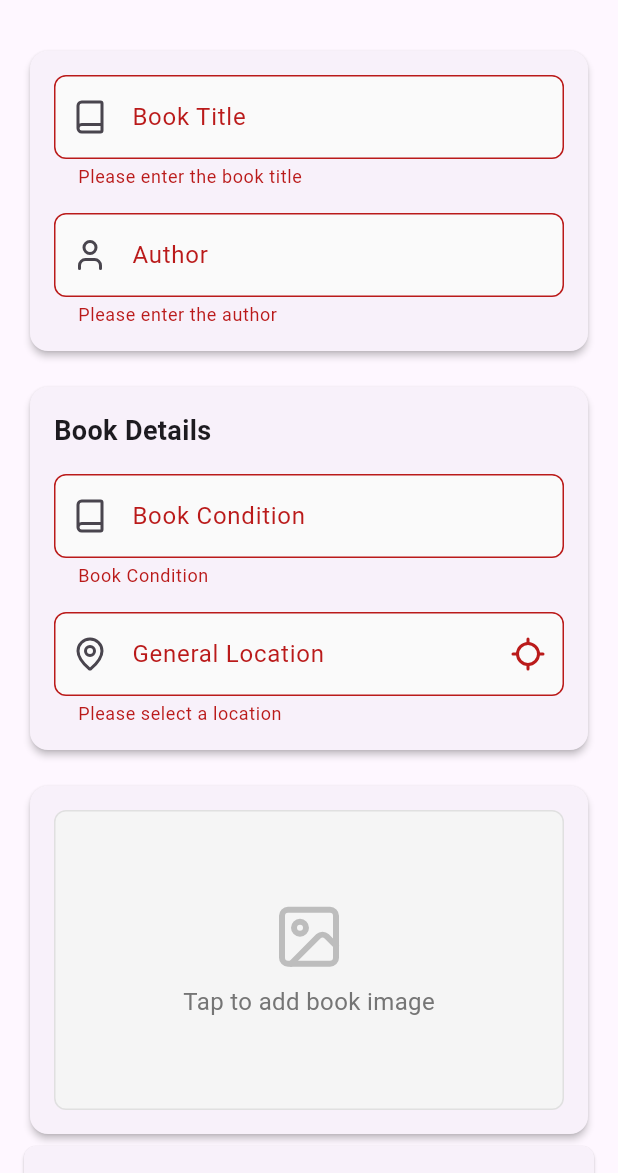
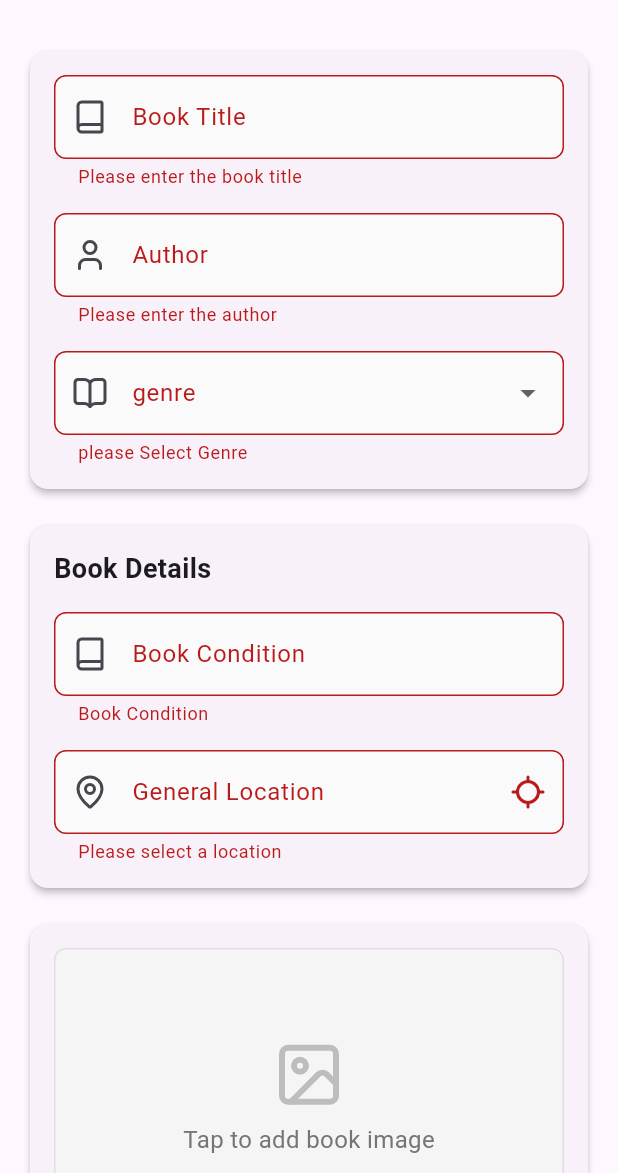
Before and after one commit to yosih48/bookes, a Flutter app: the BookRequestScreen screen opened directly, after a tap on "submit Request", on a phone screen of 412 x 824 dp, the part 63-1236 px from its top. Run offline on Flutter 3.47's test engine with Material 3 defaults, Android fonts, the phone set to English and light mode, and no system bars; our stand-ins replace cached_network_image, cloud_firestore, firebase_auth, firebase_core, firebase_messaging, firebase_storage and 8 more; missing offline and left inert: dart:ffi, flutter_google_places, google_api_headers; accounts and stored records are empty; generated files the repository leaves out were written again; network calls fail.

Commit message:
genre in model and transiction tab

```diff
--- a/lib/l10n/app_en.arb
+++ b/lib/l10n/app_en.arb
@@ -129,7 +129,10 @@
     "bookOwner": "book Owner",
     "bookDetails": "book Details",
     "norequestsyet": "no requests yet",
-    "noSearchResults": "noSearchResults"
+    "noSearchResults": "noSearchResults",
+
+    "genre": "genre",
+    "pleaseSelectGenre": "please Select Genre"
 
 
 
--- a/lib/l10n/app_he.arb
+++ b/lib/l10n/app_he.arb
@@ -91,6 +91,8 @@
     "acceptbookoffer": "תרצה לקבל את ההצעה? תוכל ליצור קשר עם המשאיל אחרי האישור",
     "declinebookoffer": "תרצה לדחות את ההצעה? לא תוכל ליצור קשר עם המשאיל אחרי הדחייה",
     "canceloffer": "בטל הצעה",
-    "acceptOffer": "קבל הצעה"
+    "acceptOffer": "קבל הצעה",
+    "genre": "זאנר",
+    "pleaseSelectGenre": "בחר זאנר"
 
 }
--- a/lib/models/BookRequest.dart
+++ b/lib/models/BookRequest.dart
@@ -6,6 +6,7 @@ class BookRequest {
   final String? ownerId;
   final String? availableBookId;
   final String title;
+  final String genre;
   final String author;
   final String condition;
   final String location;
@@ -19,6 +20,7 @@ class BookRequest {
     this.requestId,
     required this.userId,
     required this.title,
+    required this.genre,
      this.ownerId,
      this.availableBookId,
     required this.author,
@@ -37,6 +39,7 @@ class BookRequest {
     String? ownerId,
     String? availableBookId,
     String? title,
+    String? genre,
     String? author,
     String? condition,
     String? location,
@@ -50,6 +53,7 @@ class BookRequest {
       requestId: requestId ?? this.requestId,
       userId: userId ?? this.userId,
       title: title ?? this.title,
+      genre: genre ?? this.genre,
       ownerId: ownerId ?? this.ownerId,
       availableBookId: availableBookId ?? this.availableBookId,
       requestType: requestType ?? this.requestType,
@@ -71,6 +75,7 @@ class BookRequest {
       'requestId': requestId,
       'userId': userId,
       'title': title,
+      'genre': genre,
       'ownerId': ownerId,
       'availableBookId': availableBookId,
       'requestType': requestType,
@@ -91,6 +96,7 @@ class BookRequest {
           requestId: doc.id, // Assign the provided requestId
       userId: data['userId'],
       title: data['title'],
+      genre: data['genre'],
       ownerId: data['ownerId'] ?? 'null',
       availableBookId: data['availableBookId'] ?? 'null',
       requestType: data['requestType'],
--- a/lib/models/bookUpload.dart
+++ b/lib/models/bookUpload.dart
@@ -4,6 +4,7 @@ class BookUpload {
   final String? availableBookId;
   final String userId;
   final String title;
+   final String genre;
   final String author;
   final String condition;
   final String location;
@@ -16,6 +17,7 @@ class BookUpload {
     required this.userId,
    this.availableBookId,
     required this.title,
+    required this.genre,
     required this.author,
     required this.condition,
     required this.location,
@@ -30,6 +32,7 @@ class BookUpload {
     String? availableBookId,
 
     String? title,
+    String? genre,
     String? author,
     String? condition,
     String? location,
@@ -44,6 +47,7 @@ class BookUpload {
       userId: userId ?? this.userId,
       availableBookId: availableBookId ?? this.availableBookId,
       title: title ?? this.title,
+      genre: genre ?? this.genre,
 
       author: author ?? this.author,
       condition: condition ?? this.condition,
@@ -63,6 +67,7 @@ class BookUpload {
       'userId': userId,
       'availableBookId': availableBookId,
       'title': title,
+      'genre': genre,
       'author': author,
       'condition': condition,
       'location': location,
@@ -78,6 +83,7 @@ class BookUpload {
       userId: map['userId'],
       availableBookId: map['availableBookId'],
       title: map['title'],
+      genre: map['genre'],
       author: map['author'],
       condition: map['condition'],
       location: map['location'],
@@ -95,6 +101,7 @@ class BookUpload {
    availableBookId: doc.id,
       userId: data['userId'],
       title: data['title'],
+      genre: data['genre'],
 
       author: data['author'],
       condition: data['condition'],
--- a/lib/screens/bookDetailsScreen.dart
+++ b/lib/screens/bookDetailsScreen.dart
@@ -80,6 +80,7 @@ String _location = 'Unknown';
                    requestId: bookData['availableBookId'],
                    availableBookId: bookData['availableBookId'],
                   title: bookData['title'],
+                  genre: bookData['genre'],
                   author: bookData['author'],
                   condition: bookData['condition'],
                   location: _location,
--- a/lib/screens/bookesForm.dart
+++ b/lib/screens/bookesForm.dart
@@ -35,6 +35,7 @@ class _BookRequestScreenState extends State<BookRequestScreen> {
   final _authorController = TextEditingController();
   final _conditionController = TextEditingController();
   final _locationController = TextEditingController();
+  final TextEditingController _genreController = TextEditingController();
   String _selectedLocation = '';
   Position? _currentPosition;
   bool _isLoading = false;
@@ -44,6 +45,25 @@ class _BookRequestScreenState extends State<BookRequestScreen> {
 
   final LocationService _locationService = LocationService();
   String _location = 'Unknown';
+  String? _selectedGenre;
+
+  final List<String> _genres = [
+    'Fiction',
+    'Non-Fiction',
+    'Science Fiction',
+    'Fantasy',
+    'Mystery',
+    'Romance',
+    'Thriller',
+    'Horror',
+    'Biography',
+    'History',
+    'Science',
+    'Poetry',
+    'Drama',
+    'Children',
+    'Young Adult',
+  ];
 
   void _fetchLocation() async {
     String? location = await _locationService.getCurrentLocation(context);
@@ -61,6 +81,7 @@ class _BookRequestScreenState extends State<BookRequestScreen> {
   @override
   void dispose() {
     _locationController.dispose();
+      _genreController.dispose();
     super.dispose();
   }
 
@@ -104,6 +125,7 @@ class _BookRequestScreenState extends State<BookRequestScreen> {
           final bookUpload = BookUpload(
             userId: userId,
             title: _titleController.text,
+            genre: _genreController.text,
             author: _authorController.text,
             condition: _conditionController.text,
             location: _locationController.text,
@@ -137,6 +159,7 @@ class _BookRequestScreenState extends State<BookRequestScreen> {
           final bookRequest = BookRequest(
             userId: userId,
             title: _titleController.text,
+            genre: _genreController.text,
             author: _authorController.text,
             condition: _conditionController.text,
             location: _locationController.text,
@@ -346,6 +369,38 @@ class _BookRequestScreenState extends State<BookRequestScreen> {
                             return null;
                           },
                         ),
+                        const SizedBox(height: 16.0),
+                        DropdownButtonFormField<String>(
+                          value: _selectedGenre,
+                          decoration: InputDecoration(
+                            labelText: AppLocalizations.of(context)!.genre,
+                            prefixIcon: const Icon(LucideIcons.bookOpen),
+                            border: OutlineInputBorder(
+                              borderRadius: BorderRadius.circular(8),
+                            ),
+                            filled: true,
+                            fillColor: Colors.grey[50],
+                          ),
+                          items: _genres.map((String genre) {
+                            return DropdownMenuItem<String>(
+                              value: genre,
+                              child: Text(genre),
+                            );
+                          }).toList(),
+                          validator: (value) {
+                            if (value == null || value.isEmpty) {
+                              return AppLocalizations.of(context)!
+                                  .pleaseSelectGenre;
+                            }
+                            return null;
+                          },
+                          onChanged: (String? newValue) {
+                            setState(() {
+                              _selectedGenre = newValue;
+                              _genreController.text = newValue ?? '';
+                            });
+                          },
+                        ),
                       ],
                     ),
                   ),
--- a/lib/screens/profile.dart
+++ b/lib/screens/profile.dart
@@ -668,10 +668,11 @@ return StreamBuilder(
           itemBuilder: (context, index) {
             final transaction =
                 transactions[index].data() as Map<String, dynamic>;
+                  final isLenderView = transaction['lenderId'] == userId;
             return TransactionCard(
               transaction: transaction,
               transactionId: transactions[index].id,
-              isLenderView: true,
+                  isLenderView: isLenderView,
             );
           },
         );
--- a/lib/widgets/offerCard.dart
+++ b/lib/widgets/offerCard.dart
@@ -329,8 +329,8 @@ class OfferRequestService {
       await FirebaseFirestore.instance.collection('bookTransactions').add({
         'offerId': offerId,
         'requestId': offer['requestId'],
-        'borrowerId': offer['requesterId'],
-        'lenderId': offer['offererId'],
+        'borrowerId': offer['userId'],
+        'lenderId': offer['ownerId'],
         'status': 'pending_meetup',
         'startDate': FieldValue.serverTimestamp(),
         'chatId': chatDoc.id,
--- a/lib/widgets/requestCard.dart
+++ b/lib/widgets/requestCard.dart
@@ -130,6 +130,10 @@ class RequestCard extends StatelessWidget {
         color = Colors.green;
         label = AppLocalizations.of(context)!.fulfilled;
         break;
+              case 'accepted':
+        color = Colors.green;
+        label = AppLocalizations.of(context)!.accepted;
+        break;
       case 'cancelled':
         color = Colors.red;
         label = AppLocalizations.of(context)!.cancelled;
```
Also changed, not shown: lib/widgets/transactionCard.dart (+37 -22 lines).
